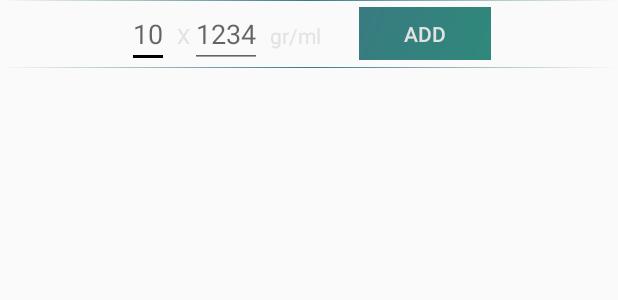
After one commit to kappxl/Snackbase, an Android app: the layout ingredients_sub_item.xml on its own in the app's theme, with its tools: preview values and no code run, on a phone screen of 412 x 824 dp. The commit adds this screen. Shown: the top 300 px of the screen. Run offline under Robolectric (Android 15) with nearby library versions, the phone set to English and light mode, and no system bars.

Commit message:
Add expandable list view

```diff
--- a/app/src/main/java/de/kaikappel/snackbase/DatabaseAccess.java
+++ b/app/src/main/java/de/kaikappel/snackbase/DatabaseAccess.java
@@ -173,7 +173,7 @@ public class DatabaseAccess {
             insertIngredient = "INSERT INTO recipes (meal_id, ingredient_id, amount) VALUES (" +
                     "'" + meal_id + "', " +
                     "'" + i.getId() + "', " +
-                    "'" + 1 + "')";
+                    "'" + i.getAmount() + "')";
 
             db.execSQL(insertIngredient);
         }
--- a/app/src/main/java/de/kaikappel/snackbase/HomeFragment.java
+++ b/app/src/main/java/de/kaikappel/snackbase/HomeFragment.java
@@ -44,7 +44,7 @@ public class HomeFragment extends Fragment {
         carbs = view.findViewById(R.id.tvCarbs);
         protein = view.findViewById(R.id.tvProtein);
         fat = view.findViewById(R.id.tvFat);
-        listView = view.findViewById(R.id.listView);
+        listView = view.findViewById(R.id.home_listView);
         btAddMeal = view.findViewById(R.id.btAddMeal);
 
         // CREATE VIEW
--- /dev/null
+++ b/app/src/main/res/drawable/sub_item_bg.xml
@@ -0,0 +1,22 @@
+<?xml version="1.0" encoding="utf-8"?>
+<layer-list xmlns:android="http://schemas.android.com/apk/res/android" >
+    <item>
+        <shape android:shape="rectangle">
+            <gradient
+                android:startColor="#FAFAFA"
+                android:centerColor="@color/bgButtonBlue"
+                android:endColor="#FAFAFA">
+
+            </gradient>
+        </shape>
+    </item>
+
+    <item android:bottom="1dp"
+        android:top="1dp">
+        <shape
+            android:shape="rectangle">
+            <solid android:color="#FAFAFA" />
+        </shape>
+    </item>
+
+</layer-list>
--- a/app/src/main/res/layout/fragment_home.xml
+++ b/app/src/main/res/layout/fragment_home.xml
@@ -133,7 +133,7 @@
     </LinearLayout>
 
     <ListView
-        android:id="@+id/listView"
+        android:id="@+id/home_listView"
         android:layout_width="match_parent"
         android:layout_height="match_parent" />
 
--- a/app/src/main/res/layout/fragment_ingredients.xml
+++ b/app/src/main/res/layout/fragment_ingredients.xml
@@ -2,8 +2,9 @@
 <RelativeLayout xmlns:android="http://schemas.android.com/apk/res/android"
     android:layout_width="match_parent" android:layout_height="match_parent">
 
-    <ListView
+    <ExpandableListView
         android:id="@+id/ingredientListView"
+        android:groupIndicator="@null"
         android:layout_width="match_parent"
         android:layout_height="match_parent" />
 
--- /dev/null
+++ b/app/src/main/res/layout/ingredients_sub_item.xml
@@ -0,0 +1,70 @@
+<?xml version="1.0" encoding="utf-8"?>
+<RelativeLayout
+    xmlns:android="http://schemas.android.com/apk/res/android" android:layout_width="match_parent"
+    android:layout_height="wrap_content"
+    android:background="@drawable/sub_item_bg">
+
+
+    <RelativeLayout
+        android:layout_centerHorizontal="true"
+        android:layout_width="wrap_content"
+        android:layout_height="wrap_content">
+
+        <LinearLayout
+            android:id="@+id/ll_amount2"
+            android:layout_width="wrap_content"
+            android:layout_height="wrap_content">
+            <EditText
+                android:textAlignment="center"
+                android:id="@+id/etAmount"
+                android:layout_width="wrap_content"
+                android:layout_height="wrap_content"
+                android:layout_marginRight="5dp"
+                android:inputType="number"
+                android:maxLength="2"
+                android:hint="10"
+                />
+            <TextView
+                android:layout_width="wrap_content"
+                android:layout_height="wrap_content"
+                android:textColor="@color/bgButtonText"
+                android:text="X"/>
+        </LinearLayout>
+
+        <LinearLayout
+            android:layout_toRightOf="@id/ll_amount2"
+            android:id="@+id/ll_amount"
+            android:layout_width="wrap_content"
+            android:layout_height="wrap_content">
+            <EditText
+                android:textAlignment="center"
+                android:id="@+id/etUnit"
+                android:layout_width="wrap_content"
+                android:layout_height="wrap_content"
+                android:layout_marginRight="5dp"
+                android:inputType="number"
+                android:maxLength="4"
+                android:hint="1234"/>
+            <TextView
+                android:layout_width="wrap_content"
+                android:layout_height="wrap_content"
+                android:textColor="@color/bgButtonText"
+                android:text="gr/ml"/>
+        </LinearLayout>
+
+        <LinearLayout
+            android:layout_marginLeft="25dp"
+            android:layout_toRightOf="@+id/ll_amount"
+            android:layout_centerVertical="true"
+            android:layout_width="wrap_content"
+            android:layout_height="wrap_content">
+            <Button
+                android:id="@+id/btnAddIngredient"
+                android:layout_width="wrap_content"
+                android:layout_height="35dp"
+                android:text="Add"
+                android:textColor="@color/bgButtonText"
+                android:background="@drawable/bg_button_gradient"/>
+        </LinearLayout>
+    </RelativeLayout>
+</RelativeLayout>
--- a/app/src/main/res/values/colors.xml
+++ b/app/src/main/res/values/colors.xml
@@ -17,4 +17,6 @@
     <color name="bgButtonText">#e2e2e2</color>
     <color name="homeText">#e2e2e2</color>
 
+    <color name="lv_color_alt">#EFF4F7</color>
+
 </resources>
```
Also changed, not shown: app/src/main/java/de/kaikappel/snackbase/Ingredient.java (+39 -1 lines), app/src/main/java/de/kaikappel/snackbase/IngredientAddAdapter.java (added, +162 -0 lines), app/src/main/java/de/kaikappel/snackbase/IngredientListFragment.java (+22 -17 lines), app/src/main/java/de/kaikappel/snackbase/MainActivity.java (+19 -0 lines).
